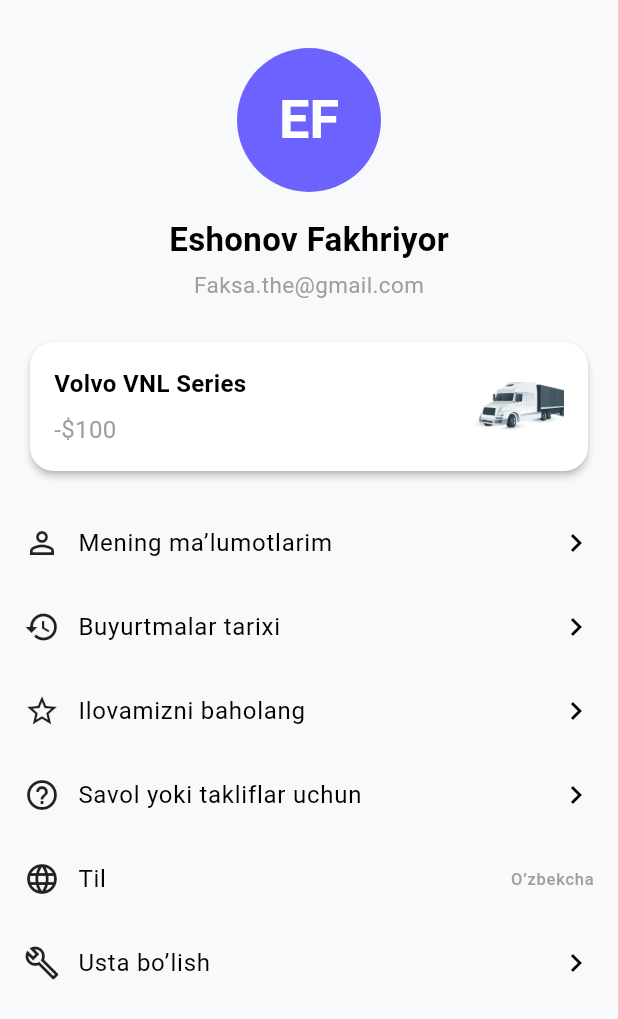
After one commit to muhammadalinomonov/izzy-drive-driver, a Flutter app: the ProfilePage screen opened directly, on a phone screen of 412 x 824 dp. The commit adds this screen. Shown: the top 1019 px of the screen. Run offline on Flutter 3.47's test engine with Material 3 defaults, Android fonts, the light colour scheme and no system bars; our stand-ins replace bloc, card_swiper, dio, equatable, flutter_bloc, flutter_dotenv and 6 more; missing offline and left inert: hl_image_picker, mapbox_maps_flutter, record, voice_message_player; accounts and stored records are empty; network calls fail; project files that could hold a hidden picture were left out.

Commit message:
changes on profile

```diff
--- a/lib/src/features/home/presentation/screens/main_screen.dart
+++ b/lib/src/features/home/presentation/screens/main_screen.dart
@@ -7,6 +7,7 @@ import 'package:taxi_app/src/core/constants/color/app_icons.dart';
 import 'package:taxi_app/src/core/extensions/text_style_extension.dart';
 import 'package:taxi_app/src/core/network/token_service.dart';
 import 'package:taxi_app/src/features/home/presentation/screens/home_screen.dart';
+import 'package:taxi_app/src/features/profile/presentation/pages/profile_page.dart';
 import 'package:taxi_app/src/features/worker_info/presentation/pages/worker_info_page.dart';
 import 'package:taxi_app/src/routes/pages.dart';
 
@@ -22,7 +23,7 @@ class _MainScreenState extends State<MainScreen> {
     HomeScreen(),
     WorkerInfoPage(),
     Center(child: Text('Masters')),
-    ProfileWidget(),
+    ProfilePage(),
   ];
 
   int _initialIndex = 0;
--- /dev/null
+++ b/lib/src/features/profile/domain/repository/profile_repository.dart
@@ -0,0 +1,5 @@
+import '../entities/profile_entity.dart';
+
+abstract class ProfileRepository {
+  Future<ProfileEntity> getProfile();
+}
--- /dev/null
+++ b/lib/src/features/profile/presentation/pages/profile_page.dart
@@ -0,0 +1,163 @@
+import 'package:flutter/material.dart';
+
+class ProfilePage extends StatelessWidget {
+  const ProfilePage({super.key});
+
+  @override
+  Widget build(BuildContext context) {
+    return Scaffold(
+      backgroundColor: const Color(0xFFF7F9FB),
+      body: SafeArea(
+        child: SingleChildScrollView(
+          child: Column(
+            children: [
+              const SizedBox(height: 32),
+              // Avatar and user info
+              CircleAvatar(
+                radius: 48,
+                backgroundColor: const Color(0xFF6C63FF),
+                child: Text(
+                  'EF',
+                  style: TextStyle(
+                    color: Colors.white,
+                    fontSize: 36,
+                    fontWeight: FontWeight.bold,
+                  ),
+                ),
+              ),
+              const SizedBox(height: 16),
+              const Text(
+                'Eshonov Fakhriyor',
+                style: TextStyle(fontSize: 22, fontWeight: FontWeight.w600),
+              ),
+              const SizedBox(height: 4),
+              const Text(
+                'Faksa.the@gmail.com',
+                style: TextStyle(fontSize: 15, color: Colors.grey),
+              ),
+              const SizedBox(height: 24),
+              // Vehicle card
+              Padding(
+                padding: const EdgeInsets.symmetric(horizontal: 16),
+                child: Card(
+                  elevation: 2,
+                  shape: RoundedRectangleBorder(
+                    borderRadius: BorderRadius.circular(16),
+                  ),
+                  child: Padding(
+                    padding: const EdgeInsets.all(16),
+                    child: Row(
+                      children: [
+                        Expanded(
+                          child: Column(
+                            crossAxisAlignment: CrossAxisAlignment.start,
+                            children: const [
+                              Text(
+                                'Volvo VNL Series',
+                                style: TextStyle(
+                                  fontSize: 16,
+                                  fontWeight: FontWeight.w600,
+                                ),
+                              ),
+                              SizedBox(height: 8),
+                              Text(
+                                '-\$100',
+                                style: TextStyle(
+                                  fontSize: 16,
+                                  color: Colors.grey,
+                                ),
+                              ),
+                            ],
+                          ),
+                        ),
+                        Image.asset(
+                          'assets/images/truck.png',
+                          width: 64,
+                          height: 48,
+                          fit: BoxFit.contain,
+                        ),
+                      ],
+                    ),
+                  ),
+                ),
+              ),
+              const SizedBox(height: 16),
+              // Menu items
+              _ProfileMenu(),
+            ],
+          ),
+        ),
+      ),
+    );
+  }
+}
+
+class _ProfileMenu extends StatelessWidget {
+  @override
+  Widget build(BuildContext context) {
+    return Column(
+      children: [
+        _ProfileMenuItem(
+          icon: Icons.person_outline,
+          title: 'Mening ma’lumotlarim',
+          onTap: () {},
+        ),
+        _ProfileMenuItem(
+          icon: Icons.history,
+          title: 'Buyurtmalar tarixi',
+          onTap: () {},
+        ),
+        _ProfileMenuItem(
+          icon: Icons.star_border,
+          title: 'Ilovamizni baholang',
+          onTap: () {},
+        ),
+        _ProfileMenuItem(
+          icon: Icons.help_outline,
+          title: 'Savol yoki takliflar uchun',
+          onTap: () {},
+        ),
+        _ProfileMenuItem(
+          icon: Icons.language,
+          title: 'Til',
+          trailing: const Text(
+            'O’zbekcha',
+            style: TextStyle(color: Colors.grey),
+          ),
+          onTap: () {},
+        ),
+        _ProfileMenuItem(
+          icon: Icons.build_outlined,
+          title: 'Usta bo’lish',
+          onTap: () {},
+        ),
+      ],
+    );
+  }
+}
+
+class _ProfileMenuItem extends StatelessWidget {
+  final IconData icon;
+  final String title;
+  final Widget? trailing;
+  final VoidCallback onTap;
+
+  const _ProfileMenuItem({
+    required this.icon,
+    required this.title,
+    this.trailing,
+    required this.onTap,
+  });
+
+  @override
+  Widget build(BuildContext context) {
+    return ListTile(
+      leading: Icon(icon, color: Colors.black87),
+      title: Text(title),
+      trailing: trailing ?? const Icon(Icons.chevron_right),
+      onTap: onTap,
+      contentPadding: const EdgeInsets.symmetric(horizontal: 16),
+      horizontalTitleGap: 12,
+    );
+  }
+}
```
Also changed, not shown: lib/src/features/profile/data/model/profile_model.dart (added, +21 -0 lines), lib/src/features/profile/data/repository/profile_repository_impl.dart (added, +13 -0 lines), lib/src/features/profile/data/source/profile_data_source.dart (added, +12 -0 lines), lib/src/features/profile/domain/entities/profile_entity.dart (added, +15 -0 lines), lib/src/features/profile/presentation/bloc/profile_bloc.dart (added, +23 -0 lines), lib/src/features/profile/presentation/bloc/profile_event.dart (added, +8 -0 lines), lib/src/features/profile/presentation/bloc/profile_state.dart (added, +24 -0 lines), assets/images/truck.png (added).
